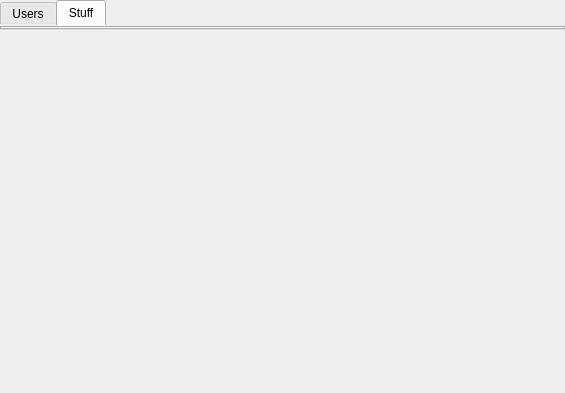
Old version of the form CLIENT/GUI/editorWindow/ui/gui_editor.ui in the repository GiuliCler/GIMPteam.
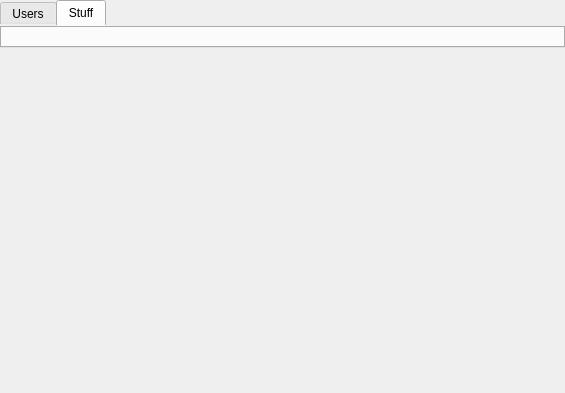
New version of the form. The open tabs and pages were chosen to show the change.

Patch:
```diff
--- a/CLIENT/GUI/editorWindow/ui/gui_editor.ui
+++ b/CLIENT/GUI/editorWindow/ui/gui_editor.ui
@@ -38,7 +38,7 @@
       </sizepolicy>
      </property>
      <property name="autoFillBackground">
-      <bool>true</bool>
+      <bool>false</bool>
      </property>
      <property name="styleSheet">
       <string notr="true">QTabWidget#tabWidget{
@@ -162,6 +162,25 @@
       <attribute name="title">
        <string>Stuff</string>
       </attribute>
+      <layout class="QHBoxLayout" name="horizontalLayout_4">
+       <property name="leftMargin">
+        <number>0</number>
+       </property>
+       <property name="topMargin">
+        <number>0</number>
+       </property>
+       <property name="rightMargin">
+        <number>0</number>
+       </property>
+       <property name="bottomMargin">
+        <number>0</number>
+       </property>
+       <item>
+        <widget class="QWidget" name="toolsBarWidget" native="true">
+         <layout class="QHBoxLayout" name="horizontalLayout_5"/>
+        </widget>
+       </item>
+      </layout>
      </widget>
     </widget>
    </item>
```
Left out of the diff: 6 changed lines with no effect on the pictures.
